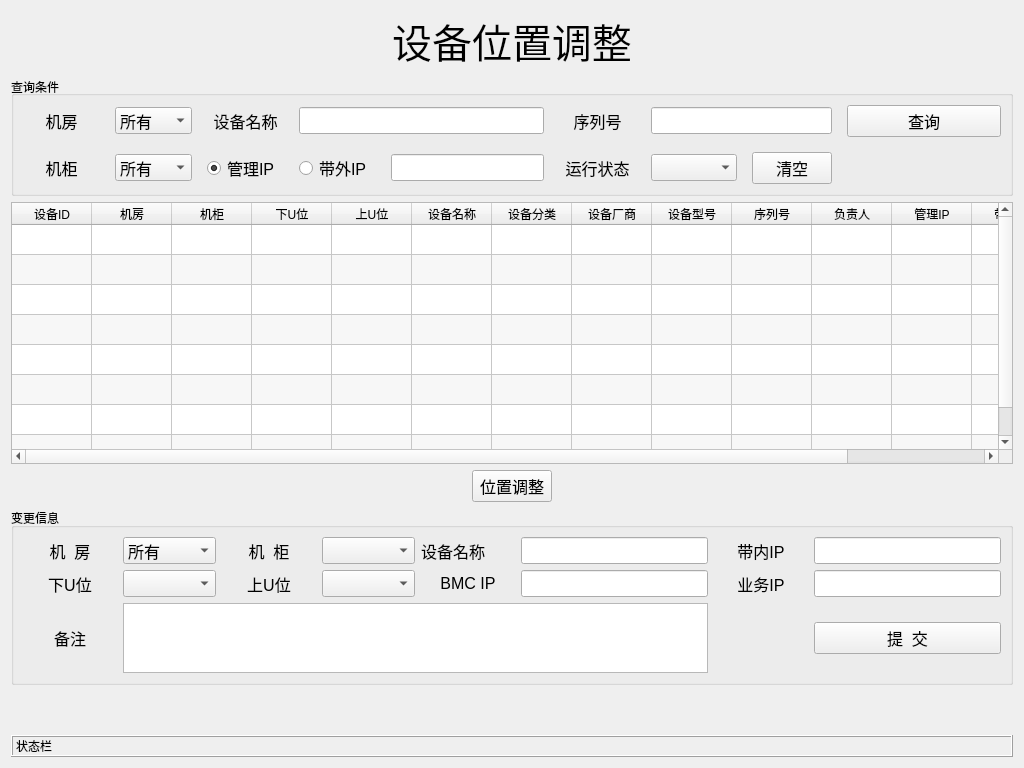
This is ui/machine_switch.ui in tainyuhong/pyside_machine_system as Qt 5 draws it before an edit. The edited form follows.
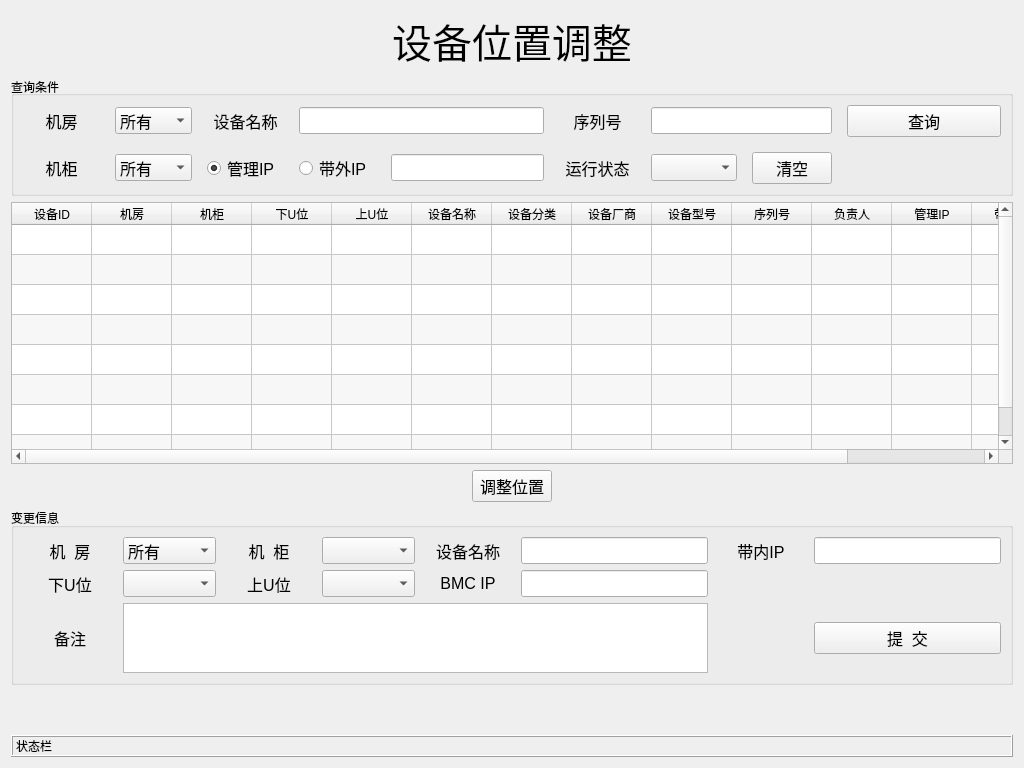
This is the edited form.

Diff of the .ui file:
```diff
--- a/ui/machine_switch.ui
+++ b/ui/machine_switch.ui
@@ -180,30 +180,6 @@
             </property>
            </widget>
           </item>
-          <item row="1" column="7">
-           <widget class="QLineEdit" name="le_sw_app_ip">
-            <property name="font">
-             <font>
-              <pointsize>12</pointsize>
-             </font>
-            </property>
-           </widget>
-          </item>
-          <item row="1" column="6">
-           <widget class="QLabel" name="label_12">
-            <property name="font">
-             <font>
-              <pointsize>12</pointsize>
-             </font>
-            </property>
-            <property name="text">
-             <string>业务IP</string>
-            </property>
-            <property name="alignment">
-             <set>Qt::AlignCenter</set>
-            </property>
-           </widget>
-          </item>
           <item row="1" column="4">
            <widget class="QLabel" name="label_11">
             <property name="font">
@@ -262,6 +238,9 @@
             <property name="text">
              <string>设备名称</string>
             </property>
+            <property name="alignment">
+             <set>Qt::AlignCenter</set>
+            </property>
            </widget>
           </item>
           <item row="0" column="5">
@@ -286,7 +265,7 @@
         </font>
        </property>
        <property name="text">
-        <string>位置调整</string>
+        <string>调整位置</string>
        </property>
       </widget>
      </item>
```
Left out of the diff: 3 changed lines with no effect on the pictures.
